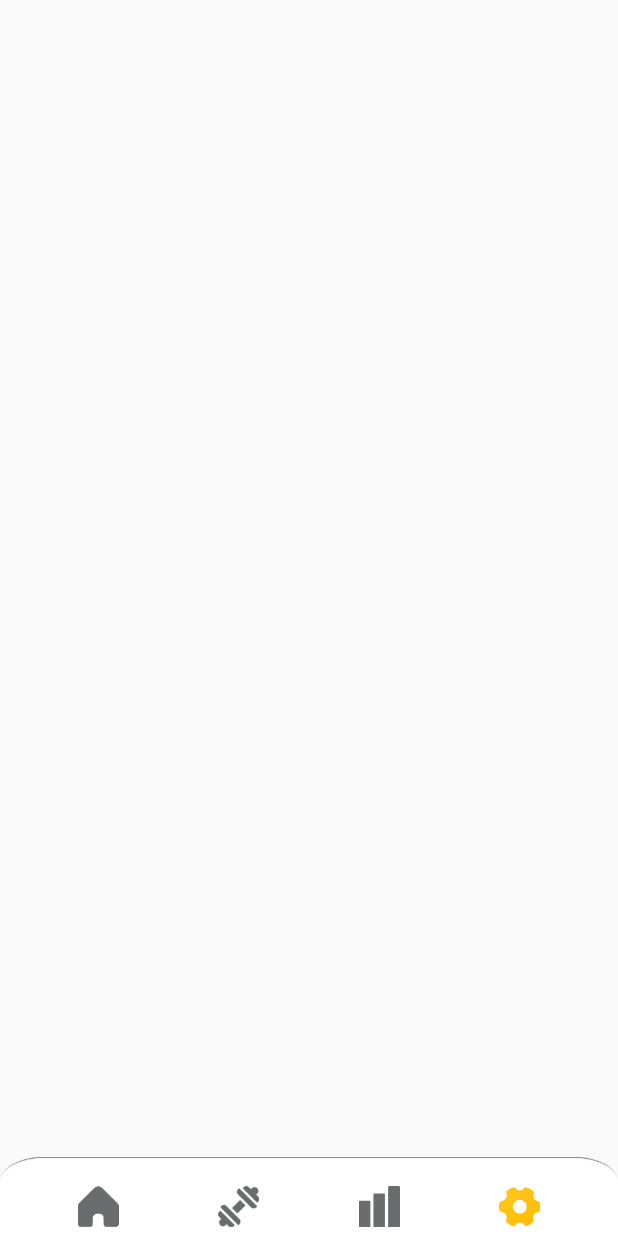
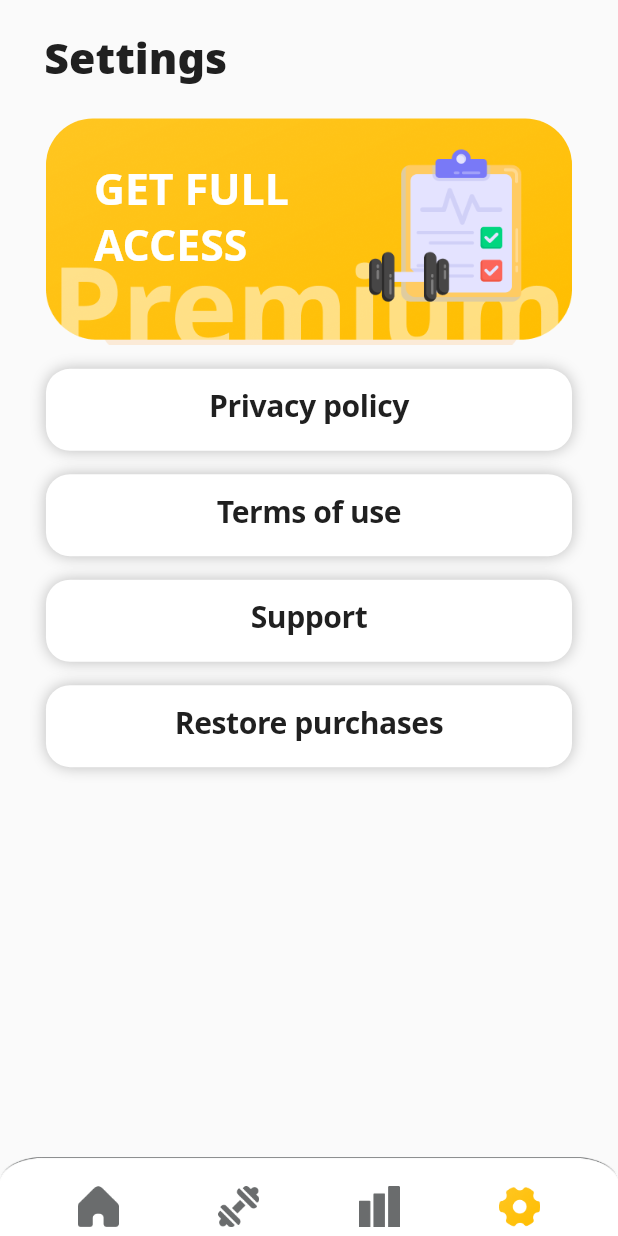
Before and after one commit to IliasNumberOne/peak_optimal_fitness, a Flutter app: the screen it shows after launch, item 4 of the bottom bar chosen, on a phone screen of 412 x 824 dp. Run offline on Flutter 3.47's test engine with Material 2 defaults, Android fonts, the phone set to English and light mode, and no system bars; our stand-ins replace camera, charts_flutter, flutter_screenutil, go_router, shared_preferences, sqflite; accounts and stored records are empty.

Commit message:
add settings screen

```diff
--- a/lib/main.dart
+++ b/lib/main.dart
@@ -179,7 +179,7 @@ class _PeakOptimalState extends State<PeakOptimal> {
                 return buildPageWithDefaultTransition(
                   context: context,
                   state: state,
-                  child: const Scaffold(),
+                  child: const SettingsScreen(),
                 );
               },
             ),
--- a/lib/screens/screens.dart
+++ b/lib/screens/screens.dart
@@ -7,3 +7,4 @@ export 'splash_screen.dart';
 export 'onboarding_screen.dart';
 export 'premium_screen.dart';
 export 'workouts_screen.dart';
+export 'settings_screen.dart';
--- /dev/null
+++ b/lib/screens/settings_screen.dart
@@ -0,0 +1,128 @@
+import 'package:flutter/material.dart';
+import 'package:flutter_screenutil/flutter_screenutil.dart';
+import 'package:peak_optimal/utils/utils.dart';
+import 'package:peak_optimal/widgets/widgets.dart';
+
+class SettingsScreen extends StatelessWidget {
+  const SettingsScreen({super.key});
+
+  @override
+  Widget build(BuildContext context) {
+    return Column(
+      children: [
+        SizedBox(height: 25.h),
+        Padding(
+          padding: EdgeInsets.only(left: 28.w, bottom: 20.h),
+          child: Align(
+            alignment: Alignment.centerLeft,
+            child: Text(
+              'Settings',
+              style: ThemeStyles.textStyle2,
+            ),
+          ),
+        ),
+        const PremiumCard(),
+        SizedBox(height: 16.h),
+        GestureDetector(
+          onTap: () {},
+          child: Container(
+            width: 332.w,
+            height: 56.h,
+            decoration: BoxDecoration(
+              color: Colors.white,
+              borderRadius: BorderRadius.circular(16),
+              boxShadow: [
+                BoxShadow(
+                  blurRadius: 8,
+                  color: Colors.black.withOpacity(0.25),
+                ),
+              ],
+            ),
+            child: Center(
+              child: Text(
+                'Privacy policy',
+                textAlign: TextAlign.center,
+                style: ThemeStyles.textStyle1,
+              ),
+            ),
+          ),
+        ),
+        SizedBox(height: 16.h),
+        GestureDetector(
+          onTap: () {},
+          child: Container(
+            width: 332.w,
+            height: 56.h,
+            decoration: BoxDecoration(
+              color: Colors.white,
+              borderRadius: BorderRadius.circular(16),
+              boxShadow: [
+                BoxShadow(
+                  blurRadius: 8,
+                  color: Colors.black.withOpacity(0.25),
+                ),
+              ],
+            ),
+            child: Center(
+              child: Text(
+                'Terms of use',
+                textAlign: TextAlign.center,
+                style: ThemeStyles.textStyle1,
+              ),
+            ),
+          ),
+        ),
+        SizedBox(height: 16.h),
+        GestureDetector(
+          onTap: () {},
+          child: Container(
+            width: 332.w,
+            height: 56.h,
+            decoration: BoxDecoration(
+              color: Colors.white,
+              borderRadius: BorderRadius.circular(16),
+              boxShadow: [
+                BoxShadow(
+                  blurRadius: 8,
+                  color: Colors.black.withOpacity(0.25),
+                ),
+              ],
+            ),
+            child: Center(
+              child: Text(
+                'Support',
+                textAlign: TextAlign.center,
+                style: ThemeStyles.textStyle1,
+              ),
+            ),
+          ),
+        ),
+        SizedBox(height: 16.h),
+        GestureDetector(
+          onTap: () {},
+          child: Container(
+            width: 332.w,
+            height: 56.h,
+            decoration: BoxDecoration(
+              color: Colors.white,
+              borderRadius: BorderRadius.circular(16),
+              boxShadow: [
+                BoxShadow(
+                  blurRadius: 8,
+                  color: Colors.black.withOpacity(0.25),
+                ),
+              ],
+            ),
+            child: Center(
+              child: Text(
+                'Restore purchases',
+                textAlign: TextAlign.center,
+                style: ThemeStyles.textStyle1,
+              ),
+            ),
+          ),
+        ),
+      ],
+    );
+  }
+}
```
